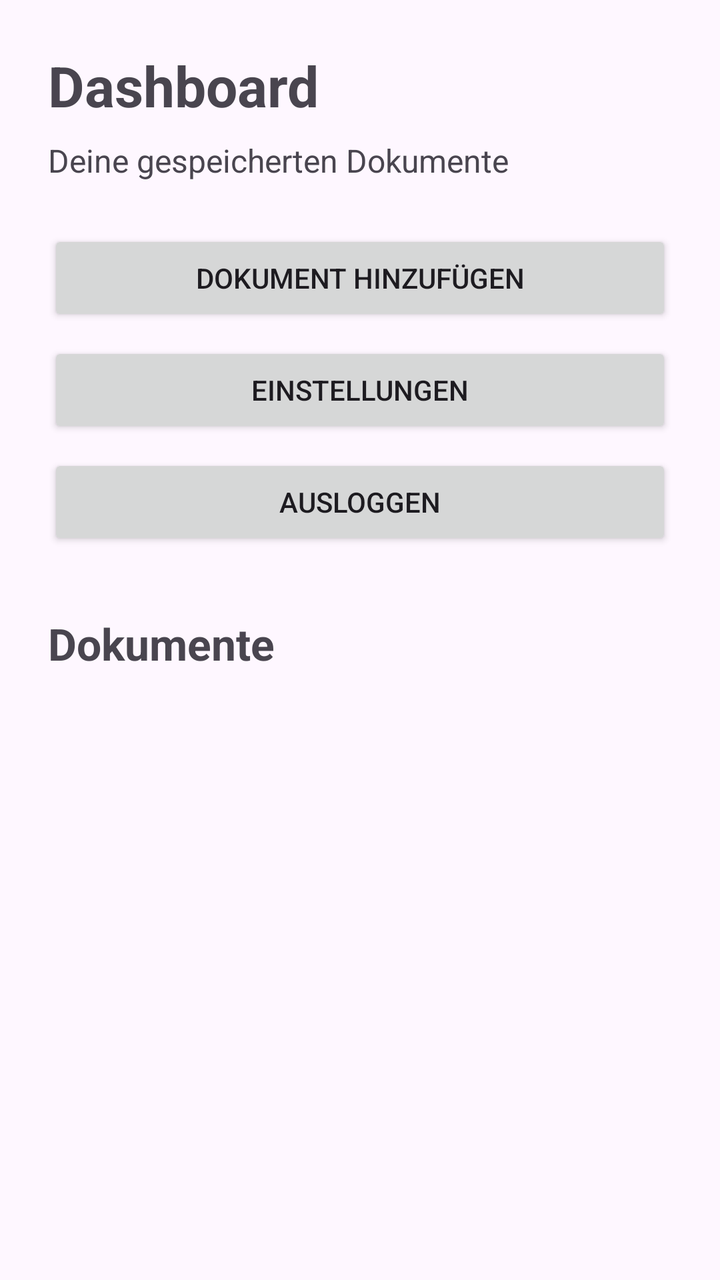
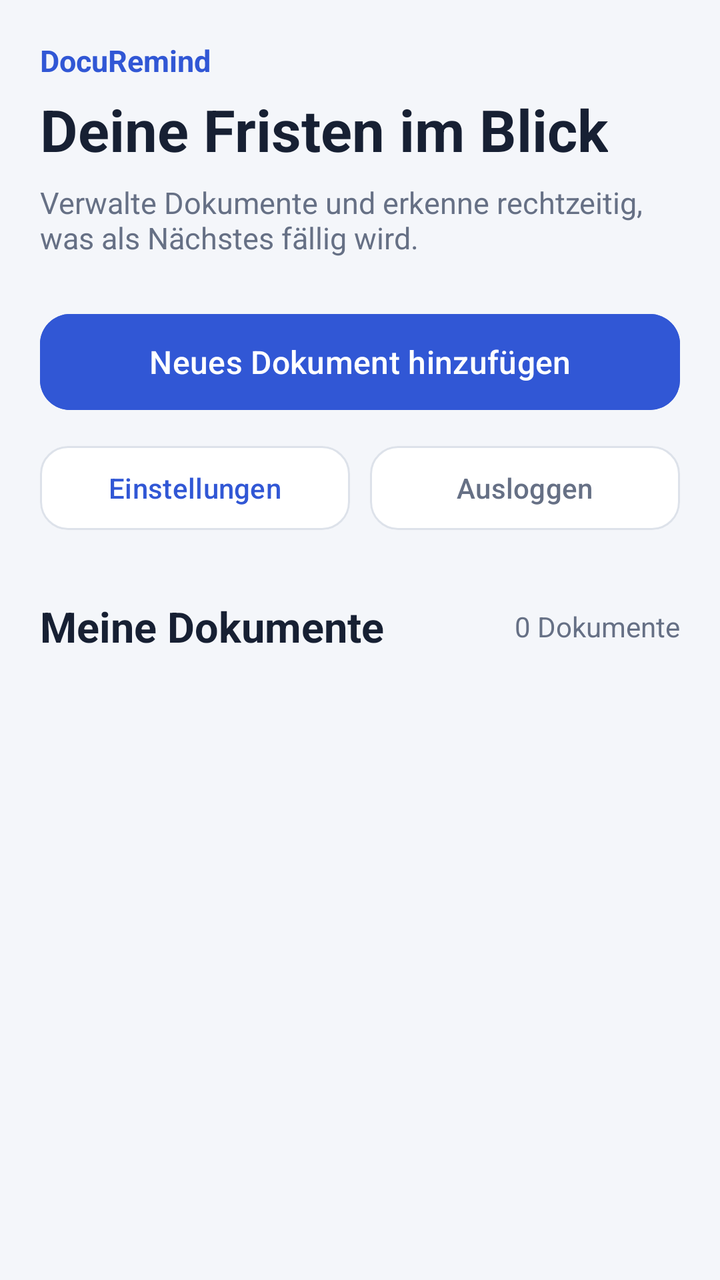

Screens rendered from an Android XML layout before and after an edit, with the pre-edit source and the edit as a unified diff.
<!-- AndroidManifest.xml: application theme Theme.DocuRemind -->
<!-- res/layout/activity_dashboard.xml -->
<?xml version="1.0" encoding="utf-8"?>
<ScrollView xmlns:android="http://schemas.android.com/apk/res/android"
    android:layout_width="match_parent"
    android:layout_height="match_parent">

    <LinearLayout
        android:id="@+id/layoutDashboardContainer"
        android:layout_width="match_parent"
        android:layout_height="wrap_content"
        android:orientation="vertical"
        android:padding="24dp">

        <TextView
            android:id="@+id/textDashboardTitle"
            android:layout_width="wrap_content"
            android:layout_height="wrap_content"
            android:text="Dashboard"
            android:textSize="28sp"
            android:textStyle="bold"
            android:layout_marginBottom="8dp" />

        <TextView
            android:id="@+id/textDashboardSubtitle"
            android:layout_width="wrap_content"
            android:layout_height="wrap_content"
            android:text="Deine gespeicherten Dokumente"
            android:textSize="16sp"
            android:layout_marginBottom="24dp" />

        <Button
            android:id="@+id/buttonAddDocument"
            android:layout_width="match_parent"
            android:layout_height="wrap_content"
            android:text="Dokument hinzufügen" />

        <Button
            android:id="@+id/buttonSettings"
            android:layout_width="match_parent"
            android:layout_height="wrap_content"
            android:text="Einstellungen"
            android:layout_marginTop="8dp" />

        <Button
            android:id="@+id/buttonLogout"
            android:layout_width="match_parent"
            android:layout_height="wrap_content"
            android:text="Ausloggen"
            android:layout_marginTop="8dp" />

        <TextView
            android:id="@+id/textDocumentListTitle"
            android:layout_width="wrap_content"
            android:layout_height="wrap_content"
            android:text="Dokumente"
            android:textSize="22sp"
            android:textStyle="bold"
            android:layout_marginTop="32dp"
            android:layout_marginBottom="12dp" />

        <LinearLayout
            android:id="@+id/layoutDocumentList"
            android:layout_width="match_parent"
            android:layout_height="wrap_content"
            android:orientation="vertical" />

    </LinearLayout>
</ScrollView>
<!-- resources referenced by this layout -->
<resources>
  <style name="Theme.DocuRemind" parent="Base.Theme.DocuRemind" />
  <style name="Base.Theme.DocuRemind" parent="Theme.Material3.DayNight.NoActionBar">
          
          
      </style>
</resources>

<!-- the commit's change to res/layout/activity_dashboard.xml (unified diff, before → after) -->
@@ -1,67 +1,155 @@
 <?xml version="1.0" encoding="utf-8"?>
-<ScrollView xmlns:android="http://schemas.android.com/apk/res/android"
+<ScrollView
+    xmlns:android="http://schemas.android.com/apk/res/android"
+    xmlns:app="http://schemas.android.com/apk/res-auto"
     android:layout_width="match_parent"
-    android:layout_height="match_parent">
+    android:layout_height="match_parent"
+    android:background="@color/docu_background"
+    android:fillViewport="true">
 
+    
     <LinearLayout
-        android:id="@+id/layoutDashboardContainer"
         android:layout_width="match_parent"
         android:layout_height="wrap_content"
         android:orientation="vertical"
-        android:padding="24dp">
+        android:padding="20dp">
 
+        
         <TextView
-            android:id="@+id/textDashboardTitle"
             android:layout_width="wrap_content"
             android:layout_height="wrap_content"
-            android:text="Dashboard"
-            android:textSize="28sp"
-            android:textStyle="bold"
-            android:layout_marginBottom="8dp" />
+            android:text="DocuRemind"
+            android:textColor="@color/docu_primary"
+            android:textSize="15sp"
+            android:textStyle="bold" />
 
+        
         <TextView
-            android:id="@+id/textDashboardSubtitle"
             android:layout_width="wrap_content"
             android:layout_height="wrap_content"
-            android:text="Deine gespeicherten Dokumente"
-            android:textSize="16sp"
-            android:layout_marginBottom="24dp" />
+            android:layout_marginTop="5dp"
+            android:text="Deine Fristen im Blick"
+            android:textColor="@color/docu_text_primary"
+            android:textSize="29sp"
+            android:textStyle="bold" />
 
-        <Button
+        
+        <TextView
+            android:layout_width="wrap_content"
+            android:layout_height="wrap_content"
+            android:layout_marginTop="7dp"
+            android:text="Verwalte Dokumente und erkenne rechtzeitig, was als Nächstes fällig wird."
+            android:textColor="@color/docu_text_secondary"
+            android:textSize="15sp" />
+
+        
+        <com.google.android.material.button.MaterialButton
             android:id="@+id/buttonAddDocument"
             android:layout_width="match_parent"
-            android:layout_height="wrap_content"
-            android:text="Dokument hinzufügen" />
+            android:layout_height="56dp"
+            android:layout_marginTop="24dp"
+            android:backgroundTint="@color/docu_primary"
+            android:text="Neues Dokument hinzufügen"
+            android:textAllCaps="false"
+            android:textSize="16sp"
+            app:cornerRadius="15dp" />
 
-        <Button
-            android:id="@+id/buttonSettings"
+        
+        <LinearLayout
             android:layout_width="match_parent"
             android:layout_height="wrap_content"
-            android:text="Einstellungen"
-            android:layout_marginTop="8dp" />
+            android:layout_marginTop="10dp"
+            android:orientation="horizontal">
 
-        <Button
-            android:id="@+id/buttonLogout"
+            <com.google.android.material.button.MaterialButton
+                android:id="@+id/buttonSettings"
+                android:layout_width="0dp"
+                android:layout_height="50dp"
+                android:layout_marginEnd="5dp"
+                android:layout_weight="1"
+                android:backgroundTint="@color/docu_surface"
+                android:text="Einstellungen"
+                android:textAllCaps="false"
+                android:textColor="@color/docu_primary"
+                app:cornerRadius="14dp"
+                app:strokeColor="@color/docu_border"
+                app:strokeWidth="1dp" />
+
+            <com.google.android.material.button.MaterialButton
+                android:id="@+id/buttonLogout"
+                android:layout_width="0dp"
+                android:layout_height="50dp"
+                android:layout_marginStart="5dp"
+                android:layout_weight="1"
+                android:backgroundTint="@color/docu_surface"
+                android:text="Ausloggen"
+                android:textAllCaps="false"
+                android:textColor="@color/docu_text_secondary"
+                app:cornerRadius="14dp"
+                app:strokeColor="@color/docu_border"
+                app:strokeWidth="1dp" />
+
+        </LinearLayout>
+
+        
+        <LinearLayout
             android:layout_width="match_parent"
             android:layout_height="wrap_content"
-            android:text="Ausloggen"
-            android:layout_marginTop="8dp" />
+            android:layout_marginTop="30dp"
+            android:gravity="center_vertical"
+            android:orientation="horizontal">
 
-        <TextView
-            android:id="@+id/textDocumentListTitle"
+            <TextView
+                android:layout_width="0dp"
+                android:layout_height="wrap_content"
+                android:layout_weight="1"
+                android:text="Meine Dokumente"
+                android:textColor="@color/docu_text_primary"
+                android:textSize="21sp"
+                android:textStyle="bold" />
+
+            <TextView
+                android:id="@+id/textDocumentCount"
+                android:layout_width="wrap_content"
+                android:layout_height="wrap_content"
+                android:text="0 Dokumente"
+                android:textColor="@color/docu_text_secondary"
+                android:textSize="14sp" />
+
+        </LinearLayout>
+
+        
+        <ProgressBar
+            android:id="@+id/progressDocuments"
             android:layout_width="wrap_content"
             android:layout_height="wrap_content"
-            android:text="Dokumente"
-            android:textSize="22sp"
-            android:textStyle="bold"
+            android:layout_gravity="center_horizontal"
             android:layout_marginTop="32dp"
-            android:layout_marginBottom="12dp" />
+            android:indeterminateTint="@color/docu_primary"
+            android:visibility="gone" />
 
+        
+        <TextView
+            android:id="@+id/textEmptyState"
+            android:layout_width="match_parent"
+            android:layout_height="wrap_content"
+            android:layout_marginTop="20dp"
+            android:background="@color/docu_surface"
+            android:gravity="center"
+            android:padding="28dp"
+            android:text="Noch keine Dokumente gespeichert."
+            android:textColor="@color/docu_text_secondary"
+            android:textSize="15sp"
+            android:visibility="gone" />
+
+        
         <LinearLayout
             android:id="@+id/layoutDocumentList"
             android:layout_width="match_parent"
             android:layout_height="wrap_content"
+            android:layout_marginTop="16dp"
             android:orientation="vertical" />
 
     </LinearLayout>
+
 </ScrollView>
<!-- resource entries referenced after the edit -->
@@ -1,5 +1,11 @@
 <!-- resources referenced by this layout -->
 <resources>
+  <color name="docu_background">#F4F6FA</color>
+  <color name="docu_border">#DDE2EA</color>
+  <color name="docu_primary">#3157D5</color>
+  <color name="docu_surface">#FFFFFF</color>
+  <color name="docu_text_primary">#172033</color>
+  <color name="docu_text_secondary">#667085</color>
   <style name="Theme.DocuRemind" parent="Base.Theme.DocuRemind" />
   <style name="Base.Theme.DocuRemind" parent="Theme.Material3.DayNight.NoActionBar">
           
